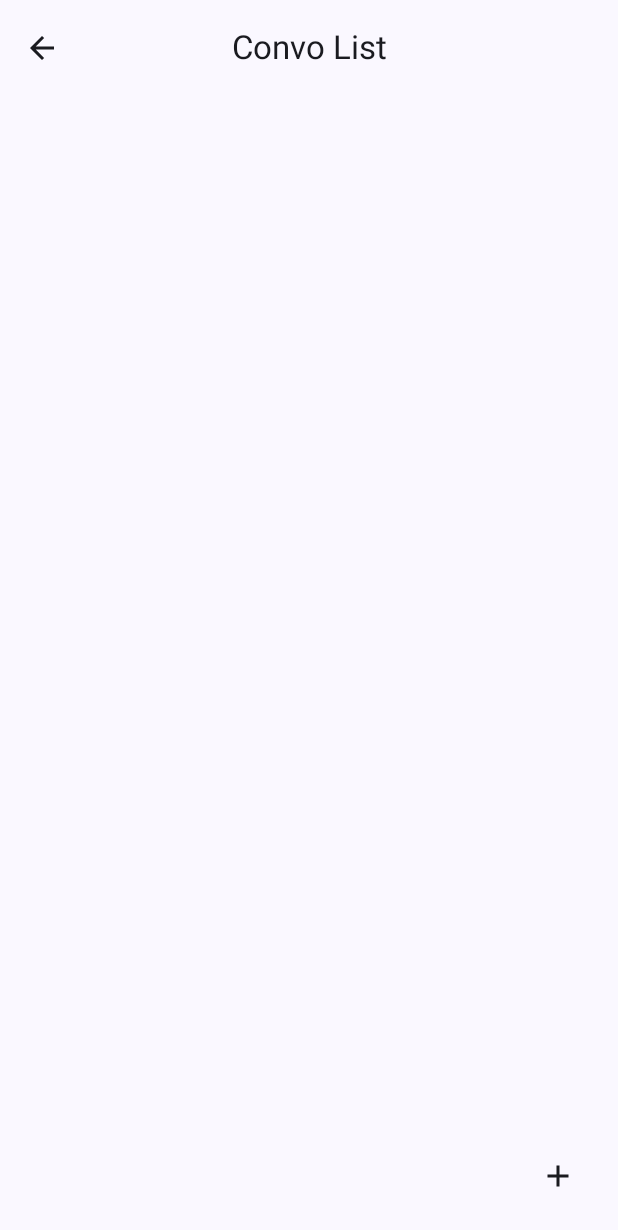
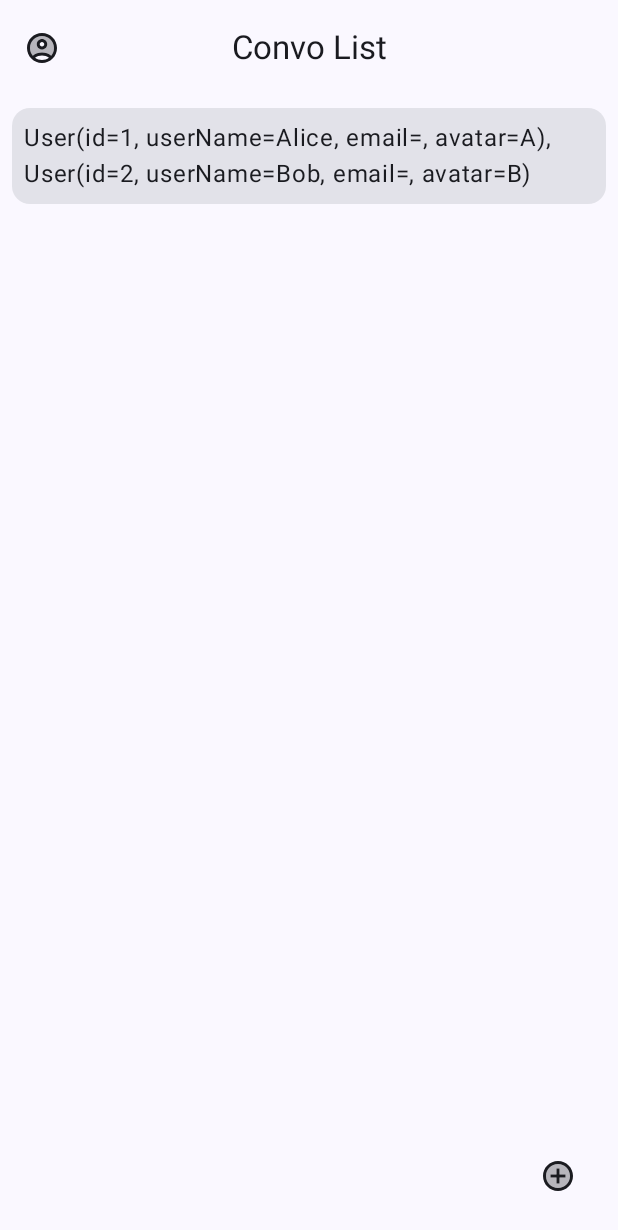
Before and after one commit to dhuff-sc/CSD228Lab2, an Android app built with Jetpack Compose: the ConvoListScreen screen opened through its navigation route, on a phone screen of 412 x 824 dp. Before the commit the part shown is almost empty. Shown: the top 1230 px of the screen. Run offline under Robolectric (Android 15) with nearby library versions, the phone set to English and light mode, and no system bars.

Commit message:
it finally works, it's not pretty but it works

```diff
--- a/app/src/main/java/com/example/csd228lab2/MainActivity.kt
+++ b/app/src/main/java/com/example/csd228lab2/MainActivity.kt
@@ -46,9 +46,9 @@ fun NavController.convo(convoId: Int) {
 @Composable
 fun ChatApp(modifier: Modifier = Modifier) {
     val navController = rememberNavController()
-    NavHost(navController, startDestination = "createUser", modifier = modifier) {
+    NavHost(navController, startDestination = "convoList", modifier = modifier) {
         composable("convoList") {
-            ConvoListScreen(cb = {}, navToConvo = {navController.convo(it)})
+            ConvoListScreen(cb = {navController.createUser()}, navToConvo = {navController.convo(it)})
         }
         composable("createUser") {
             CreateUserScreen(cb = {navController.convoList()})
--- a/app/src/main/java/com/example/csd228lab2/ui/screens/ConvoListScreen.kt
+++ b/app/src/main/java/com/example/csd228lab2/ui/screens/ConvoListScreen.kt
@@ -9,6 +9,8 @@ import androidx.compose.foundation.layout.padding
 import androidx.compose.material.icons.Icons
 import androidx.compose.material.icons.filled.Add
 import androidx.compose.material.icons.filled.ArrowBack
+import androidx.compose.material.icons.twotone.AccountCircle
+import androidx.compose.material.icons.twotone.AddCircle
 import androidx.compose.material3.CenterAlignedTopAppBar
 import androidx.compose.material3.ExperimentalMaterial3Api
 import androidx.compose.material3.Icon
@@ -37,7 +39,7 @@ fun ConvoListScreen(
     viewModel: ConvoListViewModel = viewModel(),
     navToConvo: (Int) -> Unit
 ) {
-    var convoList by remember { mutableStateOf(listOf<Conversation>()) }
+
 
     Scaffold(
         topBar = {
@@ -45,14 +47,14 @@ fun ConvoListScreen(
                 title = { Text("Convo List") },
                 navigationIcon = {
                     IconButton(onClick = { cb() }) {
-                        Icon(Icons.Filled.ArrowBack, contentDescription = "Back")
+                        Icon(Icons.TwoTone.AccountCircle, contentDescription = "Create Account")
                     }
                 }
             )
         },
         floatingActionButton = {
-            IconButton(onClick = { }) {
-                Icon(Icons.Filled.Add, contentDescription = "Create Convo")
+            IconButton(onClick = {}) {
+                Icon(Icons.TwoTone.AddCircle, contentDescription = "Create Convo")
             }
         }
     ) { innerPadding ->
@@ -62,7 +64,7 @@ fun ConvoListScreen(
                 .padding(innerPadding),
             verticalArrangement = Arrangement.spacedBy(16.dp),
         ) {
-            convoList.forEach { convo ->
+            viewModel.convoList.forEach { convo ->
                 ConversationRow(convo, onClick = navToConvo)
             }
         }
--- a/app/src/main/java/com/example/csd228lab2/ui/screens/ConvoScreen.kt
+++ b/app/src/main/java/com/example/csd228lab2/ui/screens/ConvoScreen.kt
@@ -16,7 +16,6 @@ import androidx.compose.material3.Text
 import androidx.compose.runtime.Composable
 import androidx.compose.ui.Modifier
 import androidx.compose.ui.unit.dp
-import androidx.navigation.NavController
 import androidx.lifecycle.viewmodel.compose.viewModel
 import com.example.csd228lab2.ui.compose.MessageRow
 import com.example.csd228lab2.ui.viewmodels.ConvoViewModel
--- a/app/src/main/java/com/example/csd228lab2/ui/viewmodels/ConvoListViewModel.kt
+++ b/app/src/main/java/com/example/csd228lab2/ui/viewmodels/ConvoListViewModel.kt
@@ -1,7 +1,30 @@
 package com.example.csd228lab2.ui.viewmodels
 
 import androidx.lifecycle.ViewModel
+import com.example.csd228lab2.models.Conversation
+import com.example.csd228lab2.models.Message
+import com.example.csd228lab2.models.User
 
 class ConvoListViewModel : ViewModel() {
+    var User1 = User(id = 1, userName = "Alice", email = "", avatar = 'A')
+    var User2 = User(id = 2, userName = "Bob", email = "", avatar = 'B')
+    var convo = Conversation(
+        id = 1,
+        users = listOf(User1, User2),
+        messages = listOf(
+            Message(
+                id = 1,
+                sender = User1,
+                text = "Hello, Bob!"
+            ),
+            Message(
+                id = 2,
+                sender = User2,
+                text = "Hi, Alice!"
+            )
+        )
+    )
+    var convoList = listOf(convo)
+
 
 }
```
